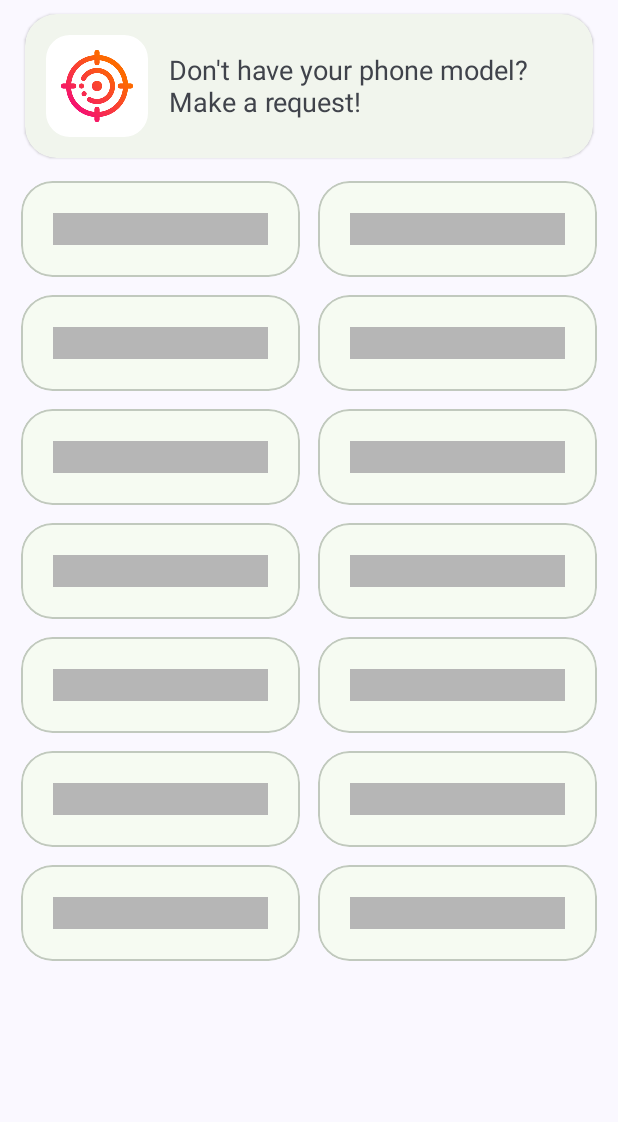
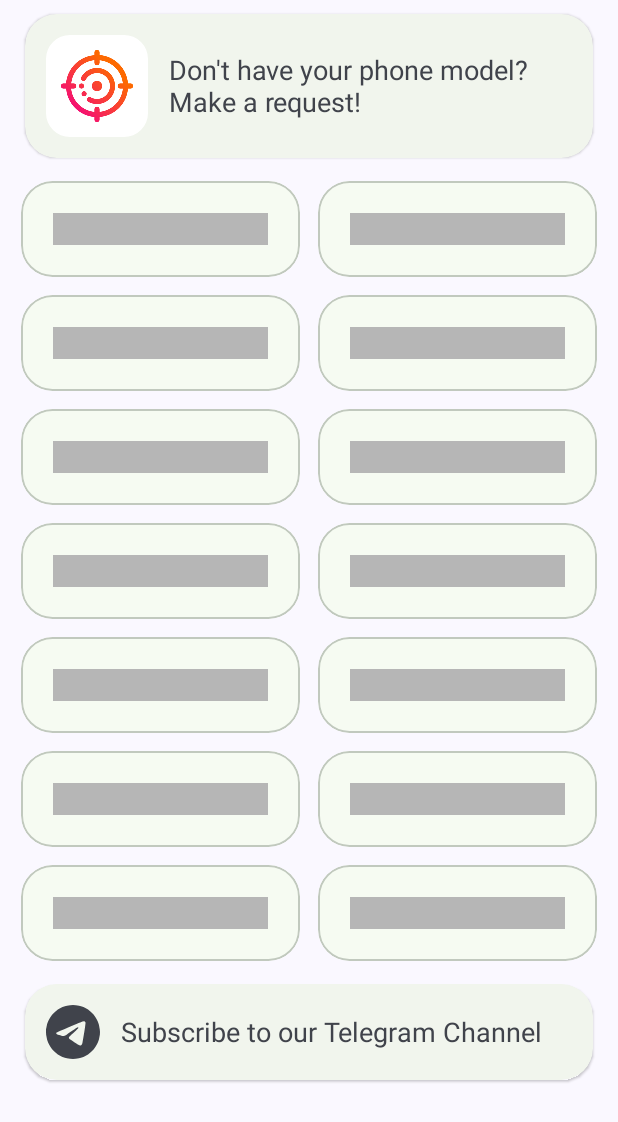
Before and after one commit to ByteFlipper-58/FFSensitivities, an Android app: the layout fragment_manufacturers.xml on its own in the app's theme, with its tools: preview values and no code run, on a phone screen of 412 x 824 dp. Shown: the top 1122 px of the screen. Run offline under Robolectric (Android 15) with nearby library versions, the phone set to English and light mode, and no system bars; network calls fail.

Commit message:
Техническое обновление.
- Добавлен InAppReview
- Изменения в навигации между экранами ManufacturersFragment, DevicesFragment и SensitivitiesFragment
- Добавлен запрет для повторного запроса настроек
- На экран ManufacturersFragment добавлена кнопка отсылающая в тгк
- Исправлена позиция BannerAd
- Увеличен размер padding'a для NestedScrollView

```diff
--- a/app/src/main/java/com/byteflipper/ffsensitivities/adapter/DevicesListAdapter.java
+++ b/app/src/main/java/com/byteflipper/ffsensitivities/adapter/DevicesListAdapter.java
@@ -79,7 +79,7 @@ public class DevicesListAdapter extends RecyclerView.Adapter<RecyclerView.ViewHo
         finalBundle.putFloat("dpi", model.getDpi());
         finalBundle.putFloat("fire_button", model.getFireButton());
         finalBundle.putString("settings_source_url", model.getSettingsSourceUrl());
-        NavController navController = Navigation.findNavController(fragment.requireActivity(), R.id.nav_host_fragment_content_main);
+        NavController navController = Navigation.findNavController(fragment.requireView());
         navController.navigate(R.id.action_devicesFragment_to_deviceSettingsFragment, finalBundle, NavigationOptionsUtil.getNavOptions());
     }
 
--- a/app/src/main/java/com/byteflipper/ffsensitivities/adapter/ManufacturersListAdapter.java
+++ b/app/src/main/java/com/byteflipper/ffsensitivities/adapter/ManufacturersListAdapter.java
@@ -39,7 +39,7 @@ public class ManufacturersListAdapter extends RecyclerView.Adapter<Manufacturers
         holder.itemView.setOnClickListener(v -> {
             Bundle finalBundle = new Bundle();
             finalBundle.putString("model", models.get(position).getModel().toLowerCase(Locale.ROOT));
-            NavController navController = Navigation.findNavController(fragment.requireActivity(), R.id.nav_host_fragment_content_main);
+            NavController navController = Navigation.findNavController(fragment.requireView());
             navController.navigate(R.id.action_manufacturerFragment2_to_devicesFragment, finalBundle, NavigationOptionsUtil.getNavOptions());
         });
     }
--- a/app/src/main/java/com/byteflipper/ffsensitivities/settingsrequest/SensitivitiesRequestDialog.java
+++ b/app/src/main/java/com/byteflipper/ffsensitivities/settingsrequest/SensitivitiesRequestDialog.java
@@ -4,6 +4,7 @@ import android.content.Context;
 import android.os.Build;
 
 import com.byteflipper.ffsensitivities.R;
+import com.byteflipper.ffsensitivities.utils.SharedPreferencesUtils;
 import com.google.android.material.dialog.MaterialAlertDialogBuilder;
 
 public class SensitivitiesRequestDialog {
@@ -34,6 +35,7 @@ public class SensitivitiesRequestDialog {
                 .setMessage(infoBuffer)
                 .setPositiveButton(R.string.request_sensitivities_settings_button, (dialog, which) -> {
                     new SendSensitivitiesRequestMessageToBot().execute(requestBuffer.toString());
+                    SharedPreferencesUtils.putBoolean(context, "sensitivities_is_requested", true);
                 })
                 .setNeutralButton(android.R.string.cancel, null)
                 .show();
--- a/app/src/main/java/com/byteflipper/ffsensitivities/ui/MainActivity.java
+++ b/app/src/main/java/com/byteflipper/ffsensitivities/ui/MainActivity.java
@@ -32,6 +32,7 @@ import androidx.navigation.Navigation;
 import androidx.navigation.ui.AppBarConfiguration;
 import androidx.navigation.ui.NavigationUI;
 
+import com.byteflipper.ffsensitivities.BuildConfig;
 import com.byteflipper.ffsensitivities.MyApplication;
 import com.byteflipper.ffsensitivities.R;
 import com.byteflipper.ffsensitivities.ads.GoogleMobileAdsConsentManager;
@@ -39,6 +40,7 @@ import com.byteflipper.ffsensitivities.databinding.ActivityMainBinding;
 import com.byteflipper.ffsensitivities.interfaces.ProgressIndicatorListener;
 import com.byteflipper.ffsensitivities.manager.LanguageManager;
 import com.byteflipper.ffsensitivities.manager.ManufacturersManager;
+import com.byteflipper.ffsensitivities.utils.InAppReviewHelper;
 import com.byteflipper.ffsensitivities.utils.SharedPreferencesUtils;
 import com.google.android.gms.ads.AdRequest;
 import com.google.android.gms.ads.MobileAds;
@@ -102,6 +104,9 @@ public class MainActivity extends AppCompatActivity implements ProgressIndicator
         if (Build.VERSION.SDK_INT >= Build.VERSION_CODES.P) {
             getWindow().getAttributes().layoutInDisplayCutoutMode = WindowManager.LayoutParams.LAYOUT_IN_DISPLAY_CUTOUT_MODE_ALWAYS;
         }
+
+        ((MyApplication) getApplication()).setCurrentActivity(this);
+        InAppReviewHelper.getInstance(this.getApplication()).onAppOpened();
 
         binding = ActivityMainBinding.inflate(getLayoutInflater());
         setContentView(binding.getRoot());
--- a/app/src/main/java/com/byteflipper/ffsensitivities/ui/fragment/DevicesFragment.java
+++ b/app/src/main/java/com/byteflipper/ffsensitivities/ui/fragment/DevicesFragment.java
@@ -137,7 +137,7 @@ public class DevicesFragment extends Fragment implements IScrollHelper {
                             finalBundle.putFloat("dpi", 386);
                             finalBundle.putFloat("fire_button", 42);
                             finalBundle.putString("settings_source_url", null);
-                            NavController navController = Navigation.findNavController(requireActivity(), R.id.nav_host_fragment_content_main);
+                            NavController navController = Navigation.findNavController(requireView());
                             navController.navigate(R.id.action_devicesFragment_to_deviceSettingsFragment, finalBundle, NavigationOptionsUtil.getNavOptions());
                         }
                 );
--- a/app/src/main/res/layout/activity_main.xml
+++ b/app/src/main/res/layout/activity_main.xml
@@ -34,7 +34,7 @@
     <androidx.core.widget.NestedScrollView
         android:layout_width="match_parent"
         android:layout_height="match_parent"
-        android:paddingBottom="128dp"
+        android:paddingBottom="180dp"
         android:clipToPadding="false"
         android:fillViewport="true"
         app:layout_behavior="@string/appbar_scrolling_view_behavior">
@@ -53,6 +53,7 @@
         android:layout_width="wrap_content"
         android:layout_height="wrap_content"
         android:layout_gravity="center_horizontal|bottom"
+        android:fitsSystemWindows="true"
         android:layout_marginBottom="80dp">
         <com.google.android.gms.ads.AdView
             xmlns:ads="http://schemas.android.com/apk/res-auto"
@@ -60,7 +61,7 @@
             android:layout_width="wrap_content"
             android:layout_height="wrap_content"
             ads:adSize="BANNER"
-            ads:adUnitId="ca-app-pub-4346225518624754/7047467848" />
+            ads:adUnitId="ca-app-pub-3940256099942544/9214589741" />
     </FrameLayout>
 
     <com.google.android.material.bottomnavigation.BottomNavigationView
--- a/app/src/main/res/layout/fragment_manufacturers.xml
+++ b/app/src/main/res/layout/fragment_manufacturers.xml
@@ -136,7 +136,43 @@
     <androidx.recyclerview.widget.RecyclerView
         android:id="@+id/recview"
         android:layout_width="match_parent"
-        android:layout_height="match_parent"
+        android:layout_height="wrap_content"
         android:padding="4dp"
         android:visibility="gone"/>
+
+    <com.google.android.material.card.MaterialCardView
+        android:id="@+id/subscribeBtn"
+        style="@style/Widget.Material3.CardView.Elevated"
+        android:layout_width="match_parent"
+        android:layout_height="wrap_content"
+        android:clickable="true"
+        android:focusable="true"
+        app:cardCornerRadius="21dp"
+        app:cardUseCompatPadding="true">
+
+        <LinearLayout
+            android:layout_width="match_parent"
+            android:layout_height="wrap_content"
+            android:layout_margin="8dp"
+            android:orientation="horizontal">
+
+            <com.google.android.material.imageview.ShapeableImageView
+                android:layout_width="48dp"
+                android:layout_height="48dp"
+                android:padding="6dp"
+                android:src="@drawable/telegram_24"
+                android:scaleType="centerCrop"
+                android:layout_gravity="center_vertical"
+                app:shapeAppearance="@style/ShapeAppearance.Material3.Corner.Large"/>
+
+            <com.google.android.material.textview.MaterialTextView
+                android:layout_width="wrap_content"
+                android:layout_height="wrap_content"
+                android:layout_gravity="center|center_horizontal|center_vertical"
+                android:padding="8dp"
+                android:text="@string/subscribe_to_our_telegram_channel"
+                android:textSize="18sp"
+                android:maxLines="3"/>
+        </LinearLayout>
+    </com.google.android.material.card.MaterialCardView>
 </LinearLayout>
--- a/app/src/main/res/layout/fragment_settings.xml
+++ b/app/src/main/res/layout/fragment_settings.xml
@@ -41,7 +41,8 @@
             <RadioGroup
                 android:id="@+id/appThemeRadioGroup"
                 android:layout_width="match_parent"
-                android:layout_height="wrap_content">
+                android:layout_height="wrap_content"
+                android:checkedButton="@id/setFollowSystemTheme">
 
                 <com.google.android.material.radiobutton.MaterialRadioButton
                     android:id="@+id/setFollowSystemTheme"
--- a/app/src/main/res/values/strings.xml
+++ b/app/src/main/res/values/strings.xml
@@ -29,6 +29,9 @@
     <string name="request_sensitivities_settings_message">Information that will be sent to the developer</string>
     <string name="request_sensitivities_settings_message_two">Click the Request button to submit a settings request, this action cannot be undone.</string>
     <string name="request_sensitivities_settings_button">Request</string>
+    <string name="request_sensitivities_settings_success">Request sent successfully!\nWe will add a new setting soon.</string>
+
+    <string name="subscribe_to_our_telegram_channel">Subscribe to our Telegram Channel</string>
 
     <string name="improve_translation">Improve Translation</string>
     <string name="copy">Copy</string>
@@ -69,7 +72,7 @@
 
     <string name="telegram_title">Telegram</string>
     <string name="telegram_subtitle">Our Telegram Channel</string>
-    <string name="telegram_url" translatable="false">https://t.me/byte_flipper</string>
+    <string name="telegram_url" translatable="false">https://t.me/byteflipper</string>
 
     <string name="youtube_title">YouTube</string>
     <string name="youtube_subtitle">Our YouTube Channel</string>
```
Also changed, not shown: app/src/main/java/com/byteflipper/ffsensitivities/MyApplication.java (+7 -0 lines), app/src/main/java/com/byteflipper/ffsensitivities/ui/fragment/ManufacturersFragment.java (+12 -1 lines), app/src/main/java/com/byteflipper/ffsensitivities/utils/InAppReviewHelper.java (added, +80 -0 lines), 8 other files.
